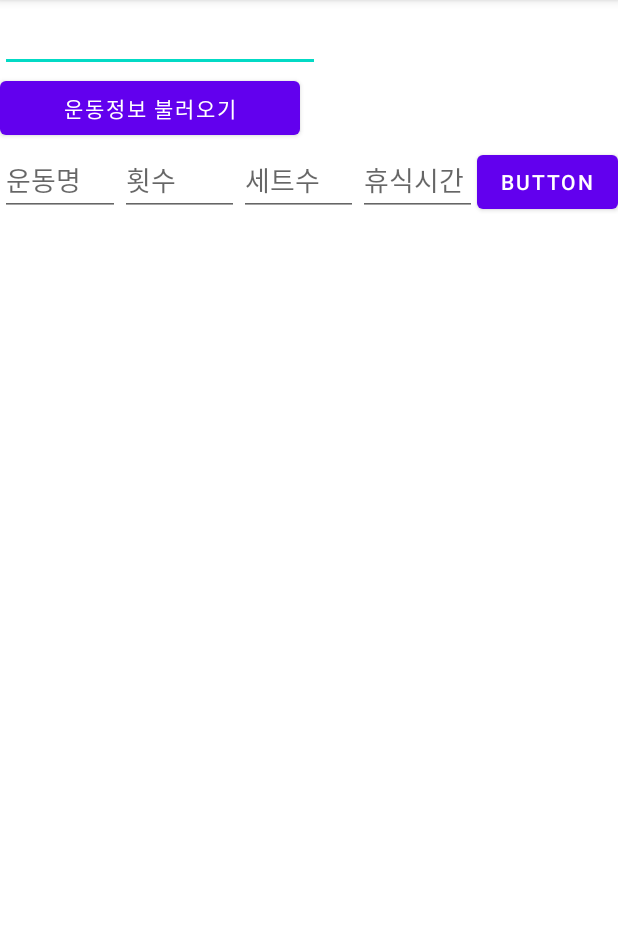
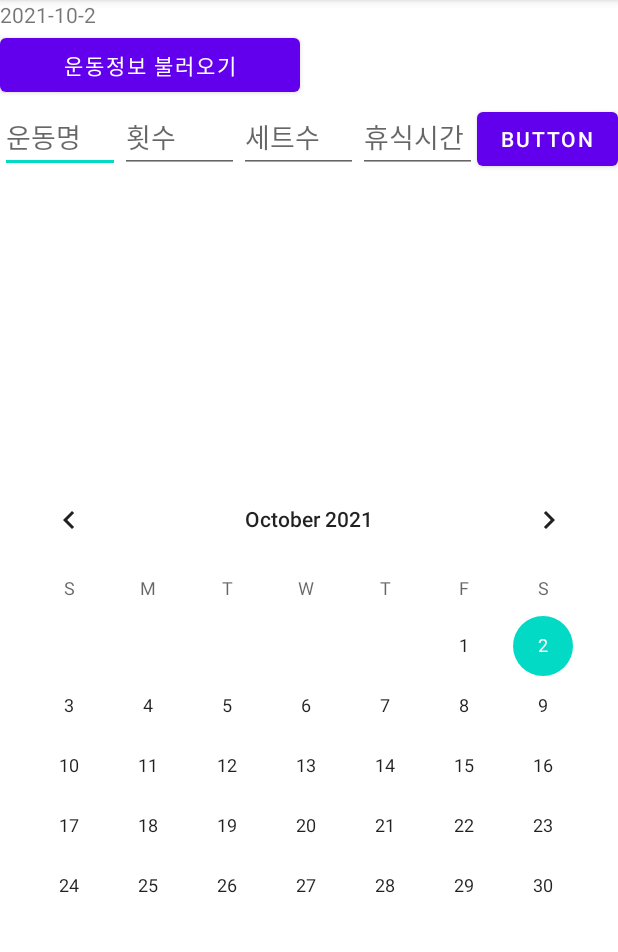
Before and after one commit to parkhojeong/knulling-app-manage-weight-info, an Android app: the screen it shows after launch (MainActivity), after a tap on "운동정보 불러오기", on a phone screen of 412 x 824 dp, the part 84-1036 px from its top. Run offline under Robolectric (Android 15) with nearby library versions, the phone set to English and light mode, and no system bars; our stand-ins replace Firebase (no records; nobody signed in at launch, a user with empty details on screens opened directly).

Commit message:
날짜 변경 기능 추가

```diff
--- a/app/src/main/java/com/example/recordweightinfo/MainActivity.kt
+++ b/app/src/main/java/com/example/recordweightinfo/MainActivity.kt
@@ -28,6 +28,7 @@ class MainActivity : AppCompatActivity() {
     val TAG = "MainActivity"
     lateinit var database: DatabaseReference
     lateinit var mAdapter: ListView_Adapter
+    var selectedDate = getCurrentDateString()
 
     override fun onCreate(savedInstanceState: Bundle?) {
         super.onCreate(savedInstanceState)
@@ -37,13 +38,25 @@ class MainActivity : AppCompatActivity() {
 
         initAddWeightInfo()
 
-        loadWeightInfo(getCurrentDateString())
+        loadWeightInfo()
         asyncTodayWeightInfo()
+        findViewById<TextView>(R.id.selectedDateTextView).text = selectedDate
 
+        val calandarView = findViewById<CalendarView>(R.id.calendarView)
+        calandarView.date = getCurrentDateFromString(selectedDate).time
 
-        findViewById<Button>(R.id.reuseRecentWeightInfoButton).setOnClickListener{
+        calandarView.setOnDateChangeListener { view, y, m, d ->
+            val date = GregorianCalendar(y, m, d).time
+            selectedDate = SimpleDateFormat("y-MM-d").format(date).toString()
+            calandarView.date = getCurrentDateFromString(selectedDate).time
+            findViewById<TextView>(R.id.selectedDateTextView).text = selectedDate
+            loadWeightInfo()
+        }
+
+        findViewById<Button>(R.id.reuseRecentWeightInfoButton).setOnClickListener {
             reuseRecentWeightInfo()
         }
+
     }
 
     fun initAddWeightInfo() {
@@ -60,7 +73,7 @@ class MainActivity : AppCompatActivity() {
             }
 
             val currentDateRef =
-                database.child("weightInfo").child("bob").child(getCurrentDateString())
+                database.child("weightInfo").child("bob").child(selectedDate)
 
             val count = countText.toInt()
             val set = setText.toInt()
@@ -76,14 +89,14 @@ class MainActivity : AppCompatActivity() {
         }
     }
 
-    fun loadWeightInfo(date: String) {
+    fun loadWeightInfo() {
         // TODO: date 포맷(YYYY-MM-DD) 검증
 
         database.child("weightInfo").get().addOnSuccessListener {
             val listView: ListView = findViewById(R.id.listview_list)
             val items = mutableListOf<ListView_Item>()
 
-            it.child("bob").child(date).children.forEach { data ->
+            it.child("bob").child(selectedDate).children.forEach { data ->
                 val id: String = data.key as String
                 val set: Number = data.child("set").value?.toString()?.toInt() ?: 0
                 val count: Number = data.child("count").value?.toString()?.toInt() ?: 0
@@ -100,7 +113,7 @@ class MainActivity : AppCompatActivity() {
         }
     }
 
-    fun reuseRecentWeightInfo(){
+    fun reuseRecentWeightInfo() {
         database.child("weightInfo").get().addOnSuccessListener {
             val items = mutableListOf<ListView_Item>()
 
@@ -123,7 +136,7 @@ class MainActivity : AppCompatActivity() {
             }
 
             val todayRef =
-                database.child("weightInfo").child("bob").child(getCurrentDateString())
+                database.child("weightInfo").child("bob").child(selectedDate)
 
             items.forEach {
                 todayRef.push().setValue(
@@ -148,7 +161,7 @@ class MainActivity : AppCompatActivity() {
             .child(
                 "weightInfo"
             ).child("bob") // TODO: apply memeber id
-            .child(getCurrentDateString())
+            .child(selectedDate)
             .child(id)
             .setValue(listViewItem)
             .addOnSuccessListener {
@@ -160,7 +173,7 @@ class MainActivity : AppCompatActivity() {
         // TODO: apply memeber id ("bob")
         database.child(
             "weightInfo"
-        ).child("bob").child(getCurrentDateString()).child(id).removeValue()
+        ).child("bob").child(selectedDate).child(id).removeValue()
     }
 
     fun asyncTodayWeightInfo() {
@@ -170,7 +183,7 @@ class MainActivity : AppCompatActivity() {
                     val listView: ListView = findViewById(R.id.listview_list)
                     val items = mutableListOf<ListView_Item>()
 
-                    dataSnapshot.child(getCurrentDateString()).children.forEach { data ->
+                    dataSnapshot.child(selectedDate).children.forEach { data ->
                         val id: String = data.key as String
                         val set: Number = data.child("set").value?.toString()?.toInt() ?: 0
                         val count: Number = data.child("count").value?.toString()?.toInt() ?: 0
@@ -308,3 +321,7 @@ class ListView_Item(
 fun getCurrentDateString(): String {
     return SimpleDateFormat("y-MM-d").format(Date()).toString()
 }
+
+fun getCurrentDateFromString(string: String): Date {
+    return SimpleDateFormat("y-MM-d").parse(string)
+}
--- a/app/src/main/res/layout/activity_main.xml
+++ b/app/src/main/res/layout/activity_main.xml
@@ -6,13 +6,11 @@
     android:orientation="vertical"
     tools:context=".MainActivity">
 
-    <EditText
-        android:id="@+id/date"
-        android:layout_width="wrap_content"
+    <TextView
+        android:id="@+id/selectedDateTextView"
+        android:layout_width="match_parent"
         android:layout_height="wrap_content"
-        android:ems="10"
-        android:inputType="date"
-        android:minHeight="48dp" />
+        android:text="TextView" />
 
     <Button
         android:id="@+id/reuseRecentWeightInfoButton"
@@ -76,6 +74,13 @@
     <ListView
         android:id="@+id/listview_list"
         android:layout_width="match_parent"
-        android:layout_height="match_parent" />
+        android:layout_height="197dp">
+
+    </ListView>
+
+    <CalendarView
+        android:id="@+id/calendarView"
+        android:layout_width="match_parent"
+        android:layout_height="297dp" />
 
 </LinearLayout>
```
